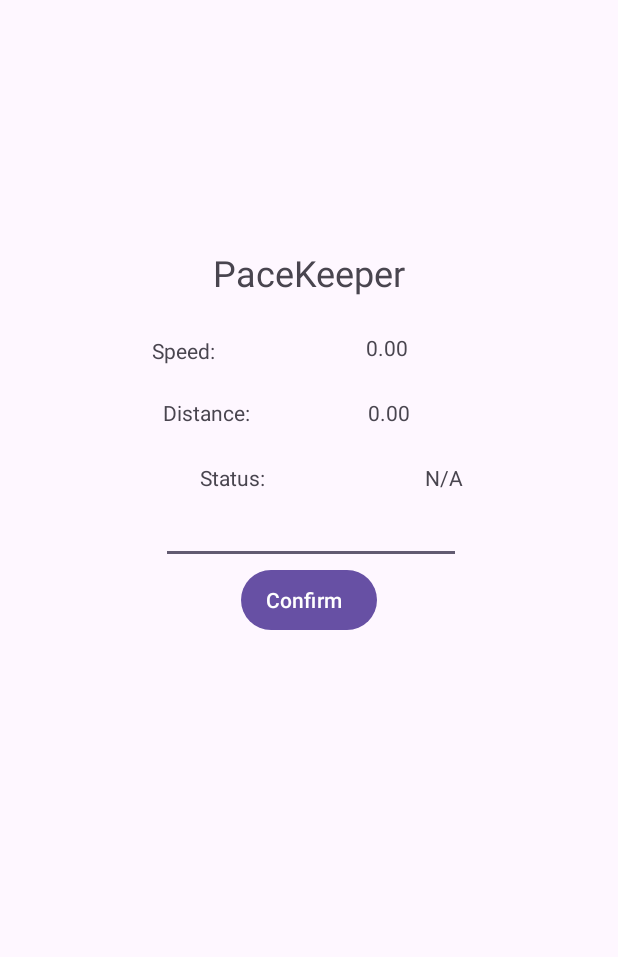
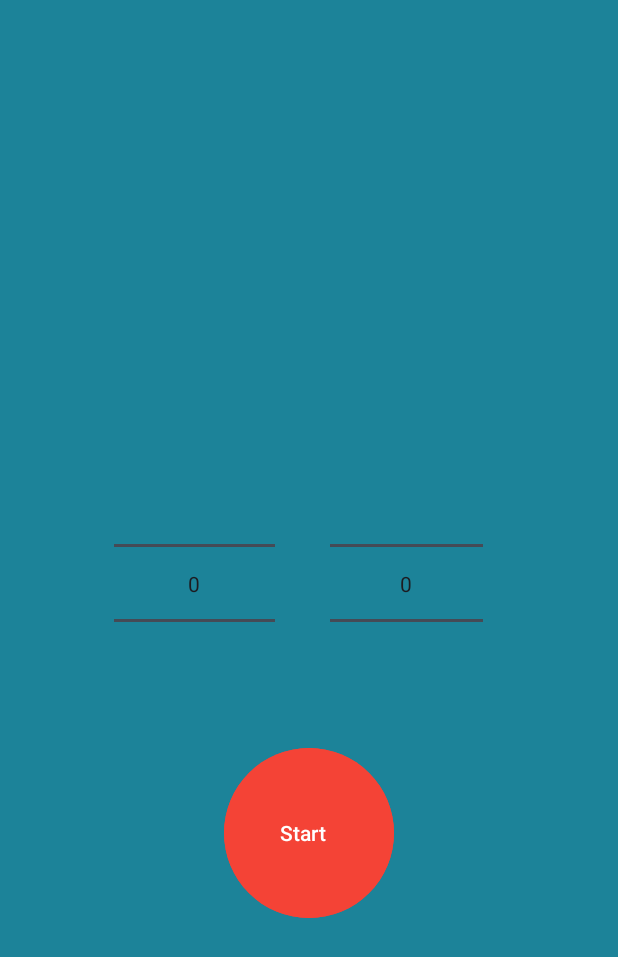
Before and after one commit to Emrik123/PaceKeeper, an Android app: the screen it shows after launch (MainActivity), on a phone screen of 412 x 824 dp. Shown: the top 957 px of the screen. Run offline under Robolectric (Android 15) with nearby library versions, the phone set to English and light mode, and no system bars; 1 statement that could not run was skipped.

Commit message:
Design test for the Homepage and runner view

```diff
--- a/app/src/main/java/com/example/pacekeeper/MainActivity.java
+++ b/app/src/main/java/com/example/pacekeeper/MainActivity.java
@@ -10,7 +10,10 @@ import android.os.Vibrator;
 import android.view.View;
 import android.widget.Button;
 import android.widget.EditText;
+import android.widget.NumberPicker;
+import android.widget.ScrollView;
 import android.widget.TextView;
+import android.widget.TimePicker;
 import android.widget.Toast;
 import androidx.appcompat.app.AppCompatActivity;
 import android.os.Bundle;
@@ -35,16 +38,17 @@ public class MainActivity extends AppCompatActivity {
     private VibrationEffect decreaseSpeedVibrationPattern = VibrationEffect.createWaveform(new long[]{900},new int[]{255},-1); //Creates Vibration pattern for being too fast
 
 
+    @SuppressLint("WrongViewCast")
     @Override
     protected void onCreate(Bundle savedInstanceState) {
         super.onCreate(savedInstanceState);
         setContentView(R.layout.activity_main);
         currentSpeed = 0;
-        speedInput = findViewById(R.id.speedInput);
+        speedInput = findViewById(R.id.leftNPicker);
         confirm = findViewById(R.id.confirmButton);
-        speedDisplay = findViewById(R.id.speedDisplay);
-        statusDisplay = findViewById(R.id.statusDisplay);
-        distanceDisplay = findViewById(R.id.distanceDisplay);
+       // speedDisplay = findViewById(R.id.speedDisplay);
+       // statusDisplay = findViewById(R.id.statusDisplay);
+       // distanceDisplay = findViewById(R.id.distanceDisplay);
         locationRequest = new LocationRequest();
         locationRequest.setInterval(500);
         locationRequest.setFastestInterval(500);
@@ -83,7 +87,9 @@ public class MainActivity extends AppCompatActivity {
     private void start() {
         if (ActivityCompat.checkSelfPermission(this, android.Manifest.permission.ACCESS_FINE_LOCATION) != PackageManager.PERMISSION_GRANTED) {
             ActivityCompat.requestPermissions(this, new String[]{android.Manifest.permission.ACCESS_FINE_LOCATION}, 1);
+            BlankFragment blankFragment = new BlankFragment();
             return;
+
         }
         fusedLocationProviderClient.requestLocationUpdates(locationRequest, locationCallback, null);
     }
@@ -113,4 +119,9 @@ public class MainActivity extends AppCompatActivity {
             vibrator.vibrate(increaseSpeedVibrationPattern); //Calls for the vibrator to vibrate according to the increaseSpeedVibrationPattern
         }
     }
+    public void scroll(){
+
+
+
+    }
 }
--- a/app/src/main/res/layout/activity_main.xml
+++ b/app/src/main/res/layout/activity_main.xml
@@ -1,111 +1,49 @@
 <?xml version="1.0" encoding="utf-8"?>
-<androidx.constraintlayout.widget.ConstraintLayout
-        xmlns:android="http://schemas.android.com/apk/res/android"
+<androidx.constraintlayout.widget.ConstraintLayout xmlns:android="http://schemas.android.com/apk/res/android"
+    xmlns:app="http://schemas.android.com/apk/res-auto"
     xmlns:tools="http://schemas.android.com/tools"
-        xmlns:app="http://schemas.android.com/apk/res-auto"
     android:layout_width="match_parent"
     android:layout_height="match_parent"
-        tools:context=".MainActivity" android:visibility="visible" tools:visibility="visible">
+    android:background="#1C8399"
+    android:visibility="visible"
+    tools:context=".MainActivity"
+    tools:visibility="visible">
 
     <Button
         android:id="@+id/confirmButton"
         style="@style/Widget.Material3.Button.Icon"
-            android:layout_width="wrap_content"
-            android:layout_height="wrap_content"
+        android:layout_width="113dp"
+        android:layout_height="121dp"
         android:layout_marginStart="160dp"
         android:layout_marginEnd="160dp"
-            android:layout_marginBottom="400dp"
+        android:layout_marginBottom="208dp"
+        android:backgroundTint="#F44336"
         android:text="@string/confirm"
+        android:visibility="visible"
         app:layout_constraintBottom_toBottomOf="parent"
         app:layout_constraintEnd_toEndOf="parent"
+        app:layout_constraintHorizontal_bias="0.523"
         app:layout_constraintStart_toStartOf="parent"
-            app:layout_constraintTop_toBottomOf="@+id/speedInput" android:visibility="visible"
-            tools:visibility="visible"/>
-    <EditText
-            android:id="@+id/speedInput"
-            android:layout_width="200dp"
-            android:layout_height="48dp"
-            android:layout_marginStart="100dp"
-            android:layout_marginEnd="98dp"
-            android:ems="10"
-            android:inputType="text"
-            app:layout_constraintBottom_toTopOf="@+id/confirmButton"
-            app:layout_constraintEnd_toEndOf="parent"
+        tools:visibility="visible" />
+
+    <NumberPicker
+        android:id="@+id/leftNPicker"
+        android:layout_width="107dp"
+        android:layout_height="211dp"
+        android:layout_marginStart="76dp"
+        android:visibility="visible"
+        app:layout_constraintBottom_toTopOf="@id/confirmButton"
         app:layout_constraintStart_toStartOf="parent"
-            app:layout_constraintTop_toBottomOf="@+id/paceKeeper" android:visibility="visible"
-            tools:visibility="visible"/>
-    <TextView
-            android:id="@+id/paceKeeper"
-            android:text="@string/pacekeeper"
-            android:layout_width="wrap_content"
-            android:layout_height="wrap_content"
-            android:textSize="24sp"
-            app:layout_constraintStart_toStartOf="parent" android:layout_marginStart="140dp"
-            app:layout_constraintTop_toTopOf="parent"  android:layout_marginEnd="140dp"
-            app:layout_constraintEnd_toEndOf="parent"
-            android:layout_marginTop="360dp" android:visibility="visible" tools:visibility="visible"
-            android:layout_marginBottom="26dp" app:layout_constraintBottom_toTopOf="@+id/speedLabel"/>
-    <TextView
-            android:id="@+id/speedLabel"
-            android:text="@string/speed"
-            android:layout_width="wrap_content"
-            android:layout_height="wrap_content"
-            tools:visibility="visible" android:visibility="visible"
-            android:layout_marginBottom="24dp" app:layout_constraintBottom_toTopOf="@+id/distanceLabel"
-            app:layout_constraintStart_toStartOf="parent" android:layout_marginStart="50dp"
-            app:layout_constraintHorizontal_bias="0.189"
-            app:layout_constraintEnd_toEndOf="parent" android:layout_marginEnd="48dp"
-            app:layout_constraintTop_toBottomOf="@id/paceKeeper"
-            app:layout_constraintVertical_bias="0.977" />
-    <TextView
-            android:id="@+id/speedDisplay"
-            android:text="@string/_0_00"
-            android:layout_width="wrap_content"
-            android:layout_height="wrap_content"
-            app:layout_constraintBottom_toTopOf="@id/distanceDisplay"
-            app:layout_constraintStart_toEndOf="@id/speedLabel"
-            android:layout_marginEnd="40dp" app:layout_constraintEnd_toEndOf="parent"
-            app:layout_constraintTop_toBottomOf="@id/paceKeeper" android:layout_marginTop="24dp"
-            android:visibility="visible" tools:visibility="visible"/>
-    <TextView
-            android:id="@+id/distanceLabel"
-            android:text="@string/distance"
-            android:layout_width="wrap_content"
-            android:layout_height="wrap_content"
-            app:layout_constraintStart_toStartOf="parent" android:layout_marginStart="50dp"
-            app:layout_constraintEnd_toEndOf="@id/distanceDisplay" android:layout_marginEnd="48dp"
-            android:layout_marginBottom="24dp"
-            app:layout_constraintBottom_toTopOf="@+id/statusLabel"
-            app:layout_constraintTop_toTopOf="parent" android:visibility="visible" tools:visibility="visible"/>
-    <TextView
-            android:id="@+id/distanceDisplay"
-            android:text="@string/_0_00"
-            android:layout_width="wrap_content"
-            android:layout_height="wrap_content"
-            app:layout_constraintEnd_toEndOf="parent" android:layout_marginEnd="60dp"
-            app:layout_constraintStart_toEndOf="@+id/distanceLabel"
-            app:layout_constraintBottom_toTopOf="@+id/statusDisplay"
-            app:layout_constraintTop_toBottomOf="@id/speedDisplay" android:layout_marginTop="24dp"
-            android:visibility="visible" tools:visibility="visible"/>
-    <TextView
-            android:id="@+id/statusLabel"
-            android:text="@string/status"
-            android:layout_width="wrap_content"
-            android:layout_height="wrap_content"
-            app:layout_constraintStart_toStartOf="parent" android:layout_marginStart="50dp"
-            app:layout_constraintBottom_toTopOf="@+id/speedInput"
-            app:layout_constraintEnd_toStartOf="@id/statusDisplay" android:layout_marginEnd="48dp"
-            app:layout_constraintTop_toBottomOf="@id/distanceLabel"
-            android:visibility="visible" tools:visibility="visible"/>
-    <TextView
-            android:id="@+id/statusDisplay"
-            android:text="@string/n_a"
-            android:layout_width="wrap_content"
-            android:layout_height="wrap_content"
-            app:layout_constraintEnd_toEndOf="parent" android:layout_marginEnd="20dp"
-            app:layout_constraintStart_toEndOf="@id/statusLabel" android:layout_marginStart="-24dp"
-            app:layout_constraintBottom_toTopOf="@+id/speedInput"
-            app:layout_constraintTop_toBottomOf="@id/distanceDisplay" android:layout_marginTop="24dp"
-            android:visibility="visible" tools:visibility="visible"/>
+        tools:layout_editor_absoluteY="102dp"
+        tools:visibility="visible" />
 
+    <NumberPicker
+        android:id="@+id/RightNPicker"
+        android:layout_width="102dp"
+        android:layout_height="211dp"
+        android:layout_marginStart="220dp"
+        android:visibility="visible"
+        app:layout_constraintBottom_toTopOf="@id/confirmButton"
+        app:layout_constraintStart_toStartOf="parent"
+        tools:visibility="visible" />
 </androidx.constraintlayout.widget.ConstraintLayout>
--- a/app/src/main/res/values/strings.xml
+++ b/app/src/main/res/values/strings.xml
@@ -5,11 +5,13 @@
     <string name="reachedSpeed"> You\'ve reached the desired speed! </string>
     <string name="tooFast"> You\'re going too fast! </string>
     <string name="tooSlow"> You\'re going too slow! </string>
-    <string name="_0_00">0.00</string>
+    <string name="time">00:00:00</string>
     <string name="pacekeeper">PaceKeeper</string>
     <string name="status">Status: </string>
-    <string name="speed">Speed: </string>
     <string name="n_a">N/A</string>
     <string name="distance">Distance: </string>
-    <string name="confirm">Confirm</string>
+    <string name="confirm">Start</string>
+    <!-- TODO: Remove or change this placeholder text -->
+    <string name="hello_blank_fragment">Hello blank fragment</string>
+    <string name="timeS">Time</string>
 </resources>
--- a/build.gradle.kts
+++ b/build.gradle.kts
@@ -1,4 +1,4 @@
 // Top-level build file where you can add configuration options common to all sub-projects/modules.
 plugins {
-    id("com.android.application") version "8.2.0" apply false
+    id("com.android.application") version "8.3.0" apply false
 }
```
Also changed, not shown: app/src/main/java/com/example/pacekeeper/BlankFragment.java (added, +62 -0 lines), app/src/main/res/layout/fragment_blank.xml (added, +43 -0 lines), app/src/main/res/drawable/stopwatch.png (added), app/src/main/res/drawable/stopwatchsymbol.png (added), gradle/wrapper/gradle-wrapper.properties. Lines whose indentation alone changed are shown as unchanged.
